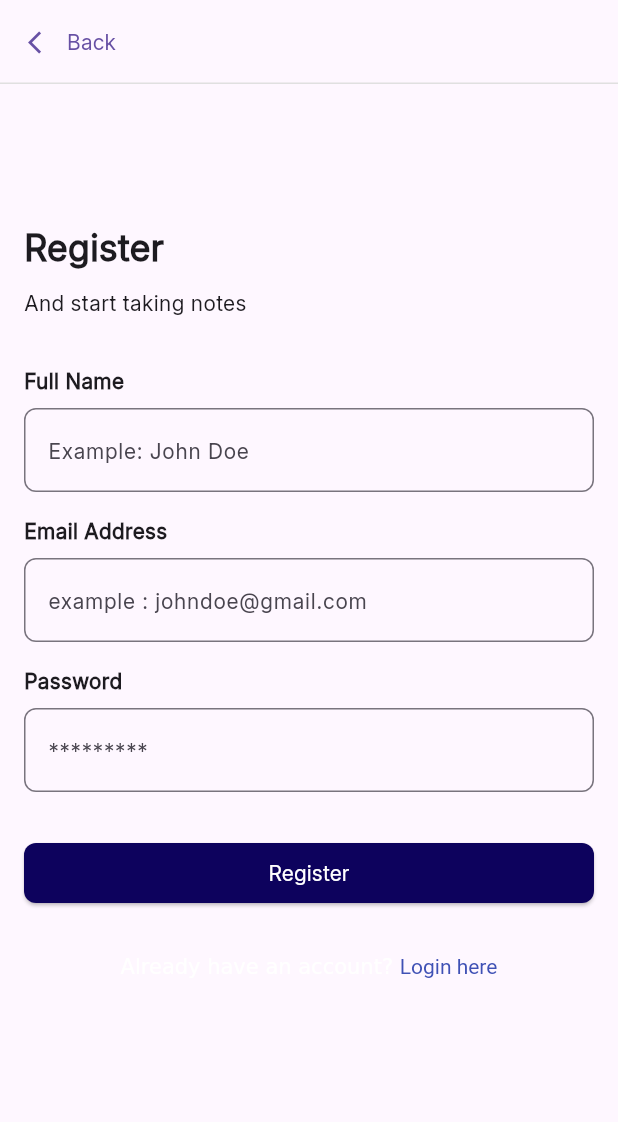
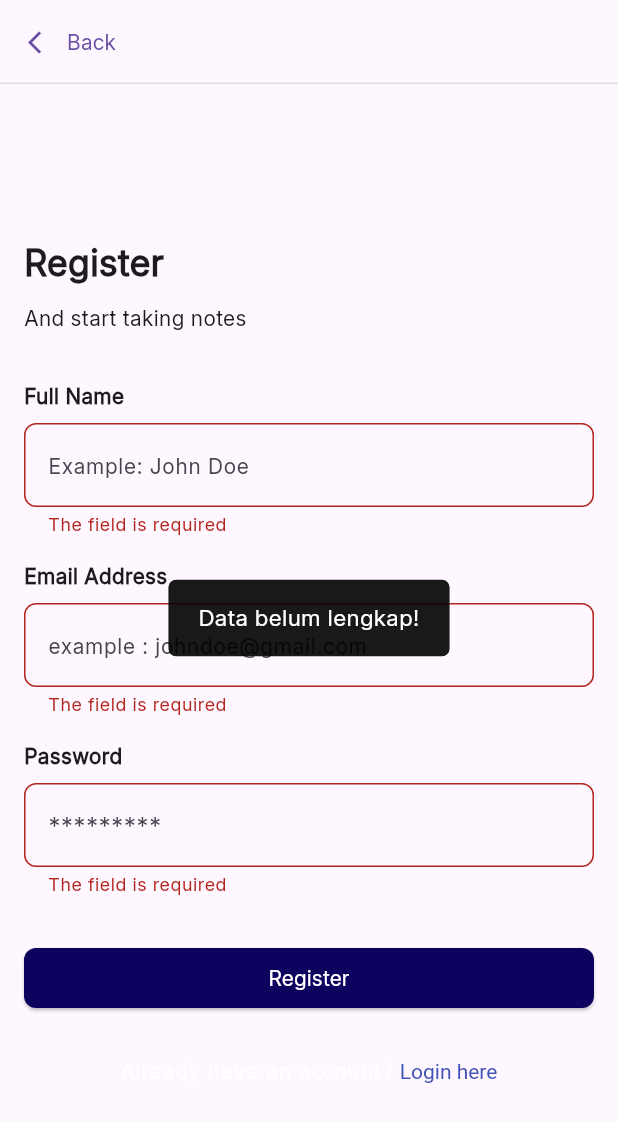
Before and after one commit to sama40/HSINotes, a Flutter app: the RegisterPage screen opened directly, after a tap on "Register", on a phone screen of 412 x 824 dp. Shown: the top 1122 px of the screen. Run offline on Flutter 3.47's test engine with Material 3 defaults, Android fonts, the phone set to English and light mode, and no system bars; our stand-ins replace flutter_bloc, flutter_easyloading, form_validator, hive; missing offline and left inert: ulid; accounts and stored records are empty.

Commit message:
apply_state_data

```diff
--- /dev/null
+++ b/devtools_options.yaml
@@ -0,0 +1,3 @@
+description: This file stores settings for Dart & Flutter DevTools.
+documentation: https://docs.flutter.dev/tools/devtools/extensions#configure-extension-enablement-states
+extensions:
--- /dev/null
+++ b/lib/bloc/bloc/auth_event.dart
@@ -0,0 +1,15 @@
+part of 'auth_bloc.dart';
+
+sealed class AuthEvent {}
+
+class RegisterAuthEvent extends AuthEvent {
+  final String name;
+  final String email;
+  final String password;
+
+  RegisterAuthEvent({
+    required this.name,
+    required this.email,
+    required this.password,
+  });
+}
--- /dev/null
+++ b/lib/bloc/bloc/auth_state.dart
@@ -0,0 +1,19 @@
+part of 'auth_bloc.dart';
+
+class AuthState {
+  final UserModel? user;
+  final StatusEnum status;
+  final Exception? error;
+
+  AuthState({this.user, this.status = StatusEnum.initial, this.error});
+
+  factory AuthState.initial() => AuthState();
+
+  AuthState copyWith({UserModel? user, StatusEnum? status, Exception? error}) {
+    return AuthState(
+      error: error,
+      status: status ?? this.status,
+      user: user ?? this.user,
+    );
+  }
+}
--- /dev/null
+++ b/lib/enum/status_enum.dart
@@ -0,0 +1 @@
+enum StatusEnum { initial, loading, failure, success }
--- /dev/null
+++ b/lib/model/user_model.dart
@@ -0,0 +1,26 @@
+class UserModel {
+  final String id;
+  final String name;
+  final String email;
+  final String password;
+
+  UserModel({
+    required this.id,
+    required this.name,
+    required this.email,
+    required this.password,
+  });
+
+  factory UserModel.fromJson(Map<String, dynamic> json) {
+    return UserModel(
+      id: json['id'],
+      name: json['name'],
+      email: json['email'],
+      password: json['password'],
+    );
+  }
+
+  Map<String, dynamic> toJson() {
+    return {'id': id, 'name': name, 'email': email, 'password': password};
+  }
+}
--- /dev/null
+++ b/lib/service/user/local_service.dart
@@ -0,0 +1,65 @@
+import 'dart:convert';
+import 'package:hive/hive.dart';
+import 'package:light_notes/model/user_model.dart';
+import 'package:path_provider/path_provider.dart';
+import 'package:ulid/ulid.dart';
+
+class UserLocalService {
+  UserLocalService._();
+
+  static Future<Box> get _box async {
+    final path = await getTemporaryDirectory();
+
+    Hive.init(path.path);
+
+    return await Hive.openBox('user');
+  }
+
+  static Future<UserModel> register({
+    required String name,
+    required String email,
+    required String password,
+  }) async {
+    try {
+      final ulid = Ulid().toString();
+
+      final data = UserModel(
+        id: ulid,
+        name: name,
+        email: email,
+        password: password,
+      );
+
+      final box = await _box;
+
+      await box.put(ulid, jsonEncode(data.toJson()));
+
+      await box.put('authentication', ulid);
+
+      return data;
+    } catch (e) {
+      throw Exception(e.toString());
+    }
+  }
+
+  static Future<UserModel?> user() async {
+    try {
+      final box = await _box;
+
+      final token = await box.get('authentication');
+
+      if (token != null && token is String) {
+        final data = await box.get(token);
+        if (data != null && data is String) {
+          return UserModel.fromJson(jsonDecode(data));
+        }
+
+        return null;
+      } else {
+        return null;
+      }
+    } catch (e) {
+      throw Exception(e.toString());
+    }
+  }
+}
--- a/lib/view/register.dart
+++ b/lib/view/register.dart
@@ -1,14 +1,46 @@
 import 'package:flutter/gestures.dart';
 import 'package:flutter/material.dart';
+import 'package:flutter_bloc/flutter_bloc.dart';
+import 'package:flutter_easyloading/flutter_easyloading.dart';
+import 'package:form_validator/form_validator.dart';
+import 'package:light_notes/bloc/bloc/auth_bloc.dart';
 import 'package:light_notes/components/regular_text.dart';
+import 'package:light_notes/enum/status_enum.dart';
+import 'package:light_notes/view/home.dart';
 import 'package:light_notes/view/login.dart';
 
-class RegisterPage extends StatelessWidget {
+class RegisterPage extends StatefulWidget {
   const RegisterPage({super.key});
 
   @override
+  State<RegisterPage> createState() => _RegisterPageState();
+}
+
+class _RegisterPageState extends State<RegisterPage> {
+  final _formKey = GlobalKey<FormState>();
+  TextEditingController nameController = TextEditingController();
+  TextEditingController emailController = TextEditingController();
+  TextEditingController passwordController = TextEditingController();
+
+  @override
   Widget build(BuildContext context) {
-    return Scaffold(
+    return BlocListener<AuthBloc, AuthState>(
+      listener: (context, state) {
+        if (state.status == StatusEnum.loading) {
+          EasyLoading.show(status: 'Loading...');
+         }
+        if (state.status == StatusEnum.failure) {
+          EasyLoading.showToast(state.error.toString());
+        }
+        if (state.status == StatusEnum.success) {
+          EasyLoading.dismiss();
+          Navigator.pop(
+            context,
+            HomePage.routeName,
+          );
+        }
+      },
+      child: Scaffold(
         appBar: AppBar(
           shape: Border(
             bottom: BorderSide(color: Colors.grey.shade300, width: 1),
@@ -22,7 +54,9 @@ class RegisterPage extends StatelessWidget {
             },
           ),
         ),
-      body: Center(
+        body: Form(
+          key: _formKey,
+          child: Center(
             child: Column(
               mainAxisAlignment: MainAxisAlignment.center,
               crossAxisAlignment: CrossAxisAlignment.stretch,
@@ -48,9 +82,14 @@ class RegisterPage extends StatelessWidget {
                   child: Column(
                     crossAxisAlignment: CrossAxisAlignment.stretch,
                     children: [
-                  RegularText(text: "Full Name", fontWeight: FontWeight.bold),
+                      RegularText(
+                        text: "Full Name",
+                        fontWeight: FontWeight.bold,
+                      ),
                       SizedBox(height: 8),
                       TextFormField(
+                        controller: nameController,
+                        validator: ValidationBuilder().minLength(3).build(),
                         decoration: InputDecoration(
                           hintText: 'Example: John Doe',
                           hintStyle: const TextStyle(
@@ -69,6 +108,8 @@ class RegisterPage extends StatelessWidget {
                       ),
                       SizedBox(height: 8),
                       TextFormField(
+                        controller: emailController,
+                        validator: ValidationBuilder().email().build(),
                         decoration: InputDecoration(
                           hintText: 'example : johndoe@gmail.com',
                           hintStyle: const TextStyle(
@@ -81,13 +122,18 @@ class RegisterPage extends StatelessWidget {
                         ),
                       ),
                       SizedBox(height: 16),
-                  RegularText(text: "Password", fontWeight: FontWeight.bold),
+                      RegularText(
+                        text: "Password",
+                        fontWeight: FontWeight.bold,
+                      ),
                       SizedBox(height: 8),
                       TextFormField(
+                        controller: passwordController,
                         obscureText: true,
+                        validator: ValidationBuilder().minLength(8).build(),
                         decoration: InputDecoration(
                           hintText: '*********',
-                      hintStyle: const TextStyle(
+                          labelStyle: const TextStyle(
                             fontSize: 14,
                             fontWeight: FontWeight.w100,
                           ),
@@ -99,7 +145,17 @@ class RegisterPage extends StatelessWidget {
                       SizedBox(height: 30),
                       ElevatedButton(
                         onPressed: () {
-                      // Handle login logic here
+                          if (_formKey.currentState?.validate() == true) {
+                            context.read<AuthBloc>().add(
+                              RegisterAuthEvent(
+                                name: nameController.text,
+                                email: emailController.text,
+                                password: passwordController.text,
+                              ),
+                            );
+                          } else {
+                            EasyLoading.showToast('Data belum lengkap!');
+                          }
                         },
                         style: ElevatedButton.styleFrom(
                           backgroundColor: const Color.fromARGB(255, 13, 2, 93),
@@ -135,13 +191,14 @@ class RegisterPage extends StatelessWidget {
                           ),
                         ),
                       ),
-                SizedBox(height: 80),
                     ],
                   ),
                 ),
               ],
             ),
           ),
+        ),
+      ),
     );
   }
 }
```
Also changed, not shown: lib/app/app.dart (+11 -11 lines), lib/bloc/bloc/auth_bloc.dart (added, +27 -0 lines), lib/view/home.dart (+8 -2 lines), lib/view/home0.dart (+7 -1 lines), lib/view/login.dart (+48 -3 lines), pubspec.yaml (+8 -0 lines), pubspec.lock. Lines whose indentation alone changed are shown as unchanged.
